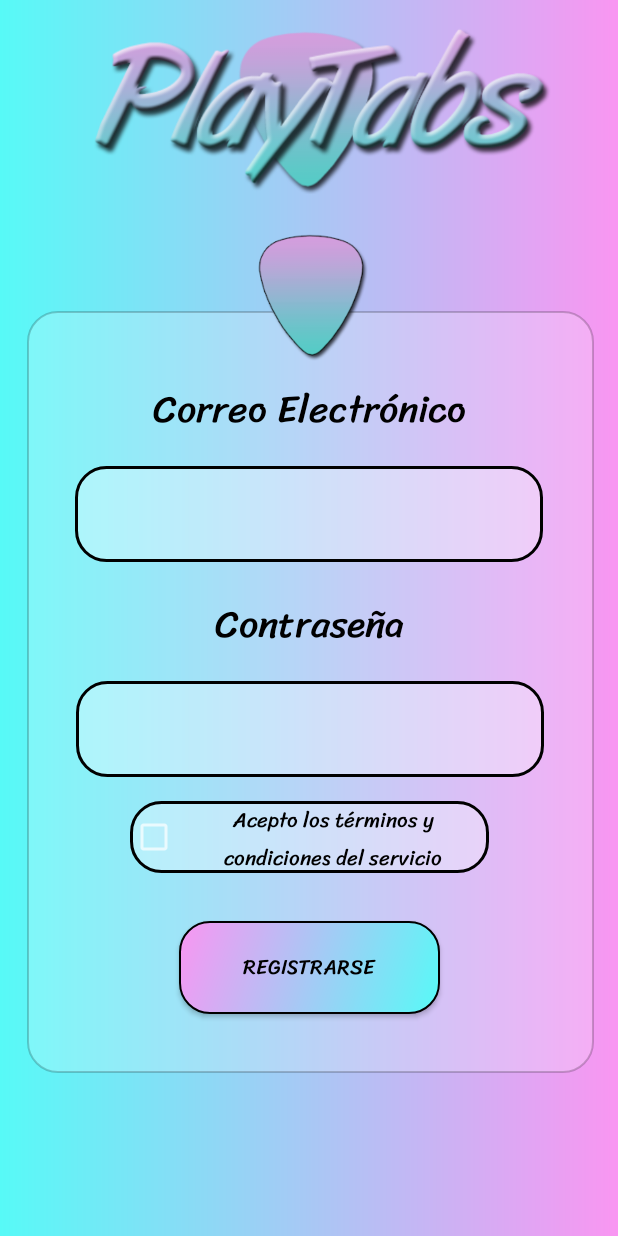
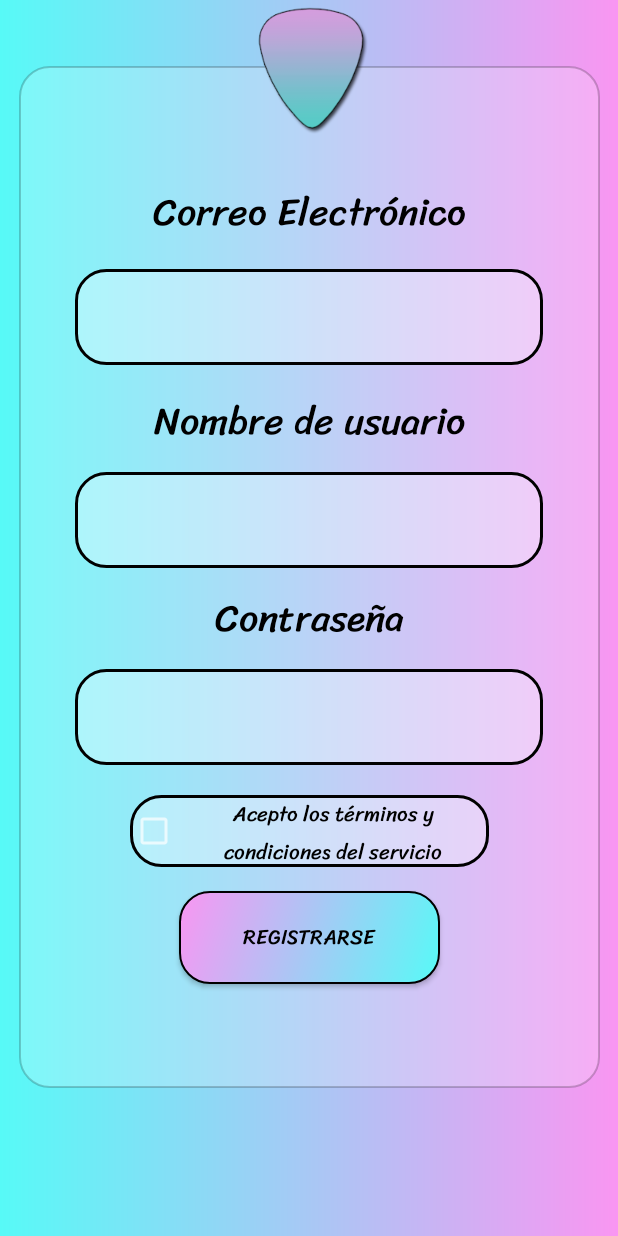
Before and after one commit to JBetancur0/PlayTabs_TFG, an Android app: the registrarse_activity screen opened directly, with no data from a screen before it, on a phone screen of 412 x 824 dp. Run offline under Robolectric (Android 15) with nearby library versions, the phone set to English and light mode, and no system bars; our stand-ins replace Firebase (no records; nobody signed in at launch, a user with empty details on screens opened directly); Roboto replaces fonts that are not available here.

Commit message:
Cambio en el registro para añadir nombres de usuario Creación del menú principal

```diff
--- a/app/src/main/java/com/juancho_dam/playtabs/iniciar_sesion_activity.java
+++ b/app/src/main/java/com/juancho_dam/playtabs/iniciar_sesion_activity.java
@@ -20,6 +20,7 @@ import com.google.firebase.database.FirebaseDatabase;
 
 public class iniciar_sesion_activity extends AppCompatActivity {
 
+    public static final String EXTRA_CURRENT_USER = "es.juancho.iniciarS_user";
     private FirebaseAuth mAuth;
     private FirebaseUser currentUser;
     private EditText input_email;
@@ -74,6 +75,10 @@ public class iniciar_sesion_activity extends AppCompatActivity {
                                 // Sign in success, update UI with the signed-in user's information
                                 Toast.makeText(iniciar_sesion_activity.this, "Inicio de Sesión correcto", Toast.LENGTH_SHORT).show();
                                 FirebaseUser user = mAuth.getCurrentUser();
+                                Intent i = new Intent(iniciar_sesion_activity.this, main_menu_activity.class);
+                                i.putExtra(EXTRA_CURRENT_USER, user);
+                                startActivity(i);
+                                finish();
                                 //updateUI(user);
 
                             } else {
--- a/app/src/main/res/layout/activity_main.xml
+++ b/app/src/main/res/layout/activity_main.xml
@@ -5,7 +5,7 @@
     android:layout_width="match_parent"
     android:layout_height="match_parent"
     android:background="@drawable/gradient_main"
-    tools:context=".MainActivity">
+    tools:context=".inicio_activity">
 
     <ImageView
         android:id="@+id/img_mainLogo"
--- a/app/src/main/res/layout/activity_registrarse.xml
+++ b/app/src/main/res/layout/activity_registrarse.xml
@@ -8,50 +8,35 @@
     tools:context=".registrarse_activity">
 
     <ImageView
-        android:id="@+id/img_regisLogo"
-        android:layout_width="331dp"
-        android:layout_height="119dp"
-        android:layout_marginStart="98dp"
-        android:layout_marginTop="16dp"
-        android:layout_marginEnd="98dp"
+        android:id="@+id/img_regisBack"
+        android:layout_width="387dp"
+        android:layout_height="681dp"
+        android:layout_marginStart="95dp"
+        android:layout_marginTop="44dp"
+        android:layout_marginEnd="95dp"
+        android:alpha="0.2"
+        android:contentDescription="@string/img_regisBack"
         app:layout_constraintEnd_toEndOf="parent"
         app:layout_constraintStart_toStartOf="parent"
         app:layout_constraintTop_toTopOf="parent"
-        app:srcCompat="@drawable/logotabs1"
-        android:contentDescription="@string/img_regisLogo" />
-
-    <ImageView
-        android:id="@+id/img_regisBack"
-        android:layout_width="378dp"
-        android:layout_height="508dp"
-        android:layout_marginStart="95dp"
-        android:layout_marginTop="72dp"
-        android:layout_marginEnd="95dp"
-        android:alpha="0.2"
-        app:layout_constraintEnd_toEndOf="parent"
-        app:layout_constraintHorizontal_bias="0.496"
-        app:layout_constraintStart_toStartOf="parent"
-        app:layout_constraintTop_toBottomOf="@+id/img_regisLogo"
-        app:srcCompat="@drawable/login_background"
-        android:contentDescription="@string/img_regisBack" />
+        app:srcCompat="@drawable/login_background" />
 
     <ImageView
         android:id="@+id/img_regisPick"
         android:layout_width="111dp"
         android:layout_height="90dp"
-        android:layout_marginTop="16dp"
+        android:contentDescription="@string/img_regisPick"
         app:layout_constraintEnd_toEndOf="parent"
         app:layout_constraintStart_toStartOf="parent"
-        app:layout_constraintTop_toBottomOf="@+id/img_regisLogo"
+        app:layout_constraintTop_toTopOf="parent"
         app:srcCompat="@drawable/pick"
-        tools:ignore="ImageContrastCheck"
-        android:contentDescription="@string/img_regisPick" />
+        tools:ignore="ImageContrastCheck" />
 
     <TextView
         android:id="@+id/txt_correoRegis"
         android:layout_width="282dp"
         android:layout_height="51dp"
-        android:layout_marginTop="112dp"
+        android:layout_marginTop="116dp"
         android:fontFamily="@font/sriracha"
         android:gravity="center"
         android:text="@string/txt_correo"
@@ -59,13 +44,28 @@
         android:textSize="25sp"
         app:layout_constraintEnd_toEndOf="parent"
         app:layout_constraintStart_toStartOf="parent"
-        app:layout_constraintTop_toBottomOf="@+id/img_regisLogo" />
+        app:layout_constraintTop_toTopOf="parent" />
+
+    <TextView
+        android:id="@+id/txt_userRegis"
+        android:layout_width="282dp"
+        android:layout_height="51dp"
+        android:layout_marginTop="12dp"
+        android:fontFamily="@font/sriracha"
+        android:gravity="center"
+        android:text="@string/txt_userRegis"
+        android:textColor="#000000"
+        android:textSize="25sp"
+        app:layout_constraintEnd_toEndOf="parent"
+        app:layout_constraintHorizontal_bias="0.503"
+        app:layout_constraintStart_toStartOf="parent"
+        app:layout_constraintTop_toBottomOf="@+id/input_correoRegis" />
 
     <TextView
         android:id="@+id/txt_passRegis"
         android:layout_width="282dp"
         android:layout_height="51dp"
-        android:layout_marginTop="16dp"
+        android:layout_marginTop="8dp"
         android:fontFamily="@font/sriracha"
         android:gravity="center"
         android:text="@string/txt_contraseña"
@@ -73,7 +73,7 @@
         android:textSize="25sp"
         app:layout_constraintEnd_toEndOf="parent"
         app:layout_constraintStart_toStartOf="parent"
-        app:layout_constraintTop_toBottomOf="@+id/input_correoRegis" />
+        app:layout_constraintTop_toBottomOf="@+id/input_userRegis" />
 
     <EditText
         android:id="@+id/input_correoRegis"
@@ -94,20 +94,37 @@
         tools:ignore="SpeakableTextPresentCheck" />
 
     <EditText
-        android:id="@+id/input_passRegis"
+        android:id="@+id/input_userRegis"
         android:layout_width="312dp"
         android:layout_height="64dp"
-        android:layout_marginTop="12dp"
+        android:layout_marginTop="8dp"
+        android:autofillHints=""
         android:background="@drawable/input_background"
         android:ems="10"
         android:fontFamily="@font/sriracha"
-        android:importantForAutofill="no"
         android:inputType="textPersonName"
         android:paddingStart="5dp"
         android:paddingEnd="5dp"
         android:textColor="#000000"
         app:layout_constraintEnd_toEndOf="parent"
-        app:layout_constraintHorizontal_bias="0.505"
+        app:layout_constraintStart_toStartOf="parent"
+        app:layout_constraintTop_toBottomOf="@+id/txt_userRegis"
+        tools:ignore="SpeakableTextPresentCheck" />
+
+    <EditText
+        android:id="@+id/input_passRegis"
+        android:layout_width="312dp"
+        android:layout_height="64dp"
+        android:layout_marginTop="8dp"
+        android:background="@drawable/input_background"
+        android:ems="10"
+        android:fontFamily="@font/sriracha"
+        android:importantForAutofill="no"
+        android:inputType="textPassword"
+        android:paddingStart="5dp"
+        android:paddingEnd="5dp"
+        android:textColor="#000000"
+        app:layout_constraintEnd_toEndOf="parent"
         app:layout_constraintStart_toStartOf="parent"
         app:layout_constraintTop_toBottomOf="@+id/txt_passRegis"
         tools:ignore="SpeakableTextPresentCheck" />
@@ -116,7 +133,7 @@
         android:id="@+id/check_terminosRegis"
         android:layout_width="239dp"
         android:layout_height="48dp"
-        android:layout_marginTop="16dp"
+        android:layout_marginTop="20dp"
         android:background="@drawable/input_background"
         android:fontFamily="@font/sriracha"
         android:gravity="center"
@@ -130,7 +147,7 @@
         android:id="@+id/btn_registrarse"
         android:layout_width="174dp"
         android:layout_height="62dp"
-        android:layout_marginTop="32dp"
+        android:layout_marginTop="16dp"
         android:background="@drawable/button_radius"
         android:fontFamily="@font/sriracha"
         android:onClick="registrarse"
--- a/app/src/main/res/values/strings.xml
+++ b/app/src/main/res/values/strings.xml
@@ -14,4 +14,10 @@
     <string name="img_regisLogo">regis logo</string>
     <string name="img_regisPick">regis pick</string>
     <string name="img_regisBack">regis back</string>
+    <string name="txt_tabs_momento">Las canciones del momento son:</string>
+    <string name="btn_buscar">Buscar</string>
+    <string name="input_nom_tab">Quiero aprender a tocar...</string>
+    <string name="txt_welcome_user">Bienvenido</string>ç
+    <string name="txt_nombre_user">user_name</string>
+    <string name="txt_userRegis">Nombre de usuario</string>
 </resources>
```
Also changed, not shown: app/src/main/AndroidManifest.xml (+9 -1 lines), app/src/main/java/com/juancho_dam/playtabs/inicio_activity.java (renamed from app/src/main/java/com/juancho_dam/playtabs/MainActivity.java, +1 -8 lines), app/src/main/java/com/juancho_dam/playtabs/main_menu_activity.java (added, +29 -0 lines), app/src/main/java/com/juancho_dam/playtabs/registrarse_activity.java (+28 -0 lines), app/src/main/res/drawable/ic_menu_camera.xml (added, +12 -0 lines), app/src/main/res/drawable/ic_menu_gallery.xml (added, +9 -0 lines), app/src/main/res/drawable/ic_menu_slideshow.xml (added, +9 -0 lines), app/src/main/res/drawable/side_nav_bar.xml (added, +9 -0 lines), app/src/main/res/layout/activity_main_menu.xml (added, +110 -0 lines).
